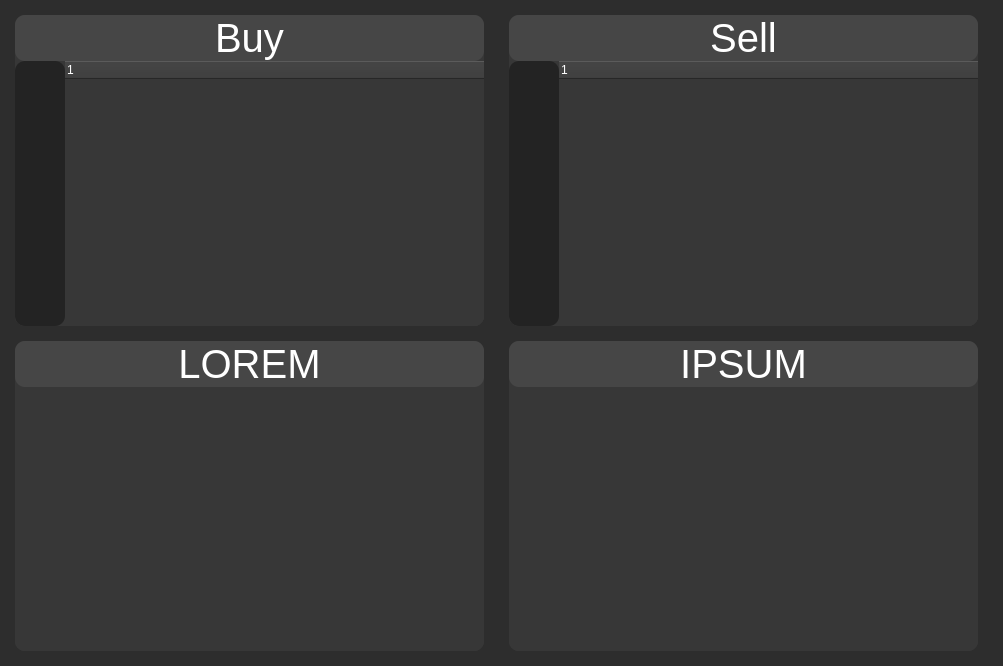
The window that ui/strategy_page.ui (kornelHub/BackTesting-App) describes before a commit, drawn with Qt 5.
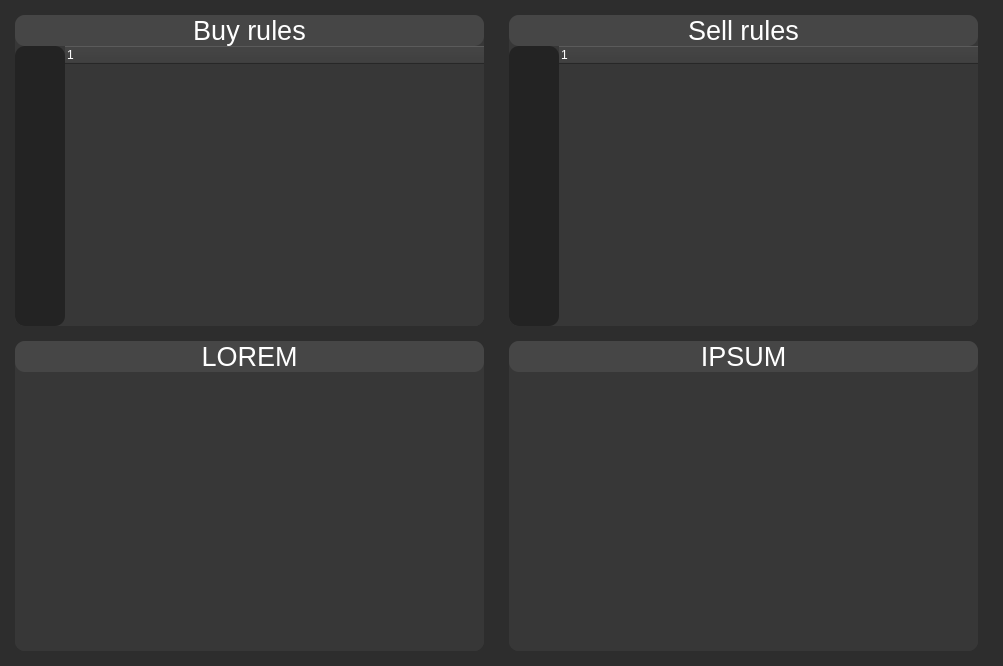
The same window after the commit.

```diff
--- a/ui/strategy_page.ui
+++ b/ui/strategy_page.ui
@@ -123,7 +123,7 @@
               <property name="font">
                <font>
                 <family>MS Shell Dlg 2</family>
-                <pointsize>30</pointsize>
+                <pointsize>20</pointsize>
                 <weight>50</weight>
                 <italic>false</italic>
                 <bold>false</bold>
@@ -138,7 +138,7 @@
 }</string>
               </property>
               <property name="text">
-               <string>Buy</string>
+               <string>Buy rules</string>
               </property>
               <property name="alignment">
                <set>Qt::AlignCenter</set>
@@ -291,6 +291,18 @@
 background-color: rgb(55,55,55);
 font: 8pt &quot;MS Shell Dlg 2&quot;;</string>
                  </property>
+                 <property name="dragDropMode">
+                  <enum>QAbstractItemView::DragDrop</enum>
+                 </property>
+                 <property name="defaultDropAction">
+                  <enum>Qt::MoveAction</enum>
+                 </property>
+                 <property name="columnCount">
+                  <number>1</number>
+                 </property>
+                 <attribute name="headerDefaultSectionSize">
+                  <number>100</number>
+                 </attribute>
                  <column>
                   <property name="text">
                    <string notr="true">1</string>
@@ -344,7 +356,7 @@
               <property name="font">
                <font>
                 <family>MS Shell Dlg 2</family>
-                <pointsize>30</pointsize>
+                <pointsize>20</pointsize>
                 <weight>50</weight>
                 <italic>false</italic>
                 <bold>false</bold>
@@ -452,7 +464,7 @@
            <property name="font">
             <font>
              <family>MS Shell Dlg 2</family>
-             <pointsize>30</pointsize>
+             <pointsize>20</pointsize>
              <weight>50</weight>
              <italic>false</italic>
              <bold>false</bold>
@@ -467,7 +479,7 @@
 }</string>
            </property>
            <property name="text">
-            <string>Sell</string>
+            <string>Sell rules</string>
            </property>
            <property name="alignment">
             <set>Qt::AlignCenter</set>
@@ -679,7 +691,7 @@
            <property name="font">
             <font>
              <family>MS Shell Dlg 2</family>
-             <pointsize>30</pointsize>
+             <pointsize>20</pointsize>
              <weight>50</weight>
              <italic>false</italic>
              <bold>false</bold>
```
Left out of the diff: 16 changed lines with no effect on the pictures.
